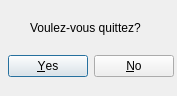
Old version of the form apps/ETMI_Gui/quit.ui in the repository Institut-clement-ader/ETMI.
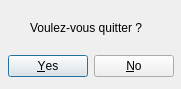
New version of the form.

Commit message: manage led, manage quit

What changed in the file:
```diff
--- a/apps/ETMI_Gui/quit.ui
+++ b/apps/ETMI_Gui/quit.ui
@@ -9,8 +9,8 @@
    <rect>
     <x>0</x>
     <y>0</y>
-    <width>177</width>
-    <height>96</height>
+    <width>181</width>
+    <height>89</height>
    </rect>
   </property>
   <property name="windowTitle">
@@ -57,7 +57,7 @@
     </rect>
    </property>
    <property name="text">
-    <string>Voulez-vous quittez?</string>
+    <string>Voulez-vous quitter ?</string>
    </property>
   </widget>
  </widget>
```
The commit also changes 7 other files.
